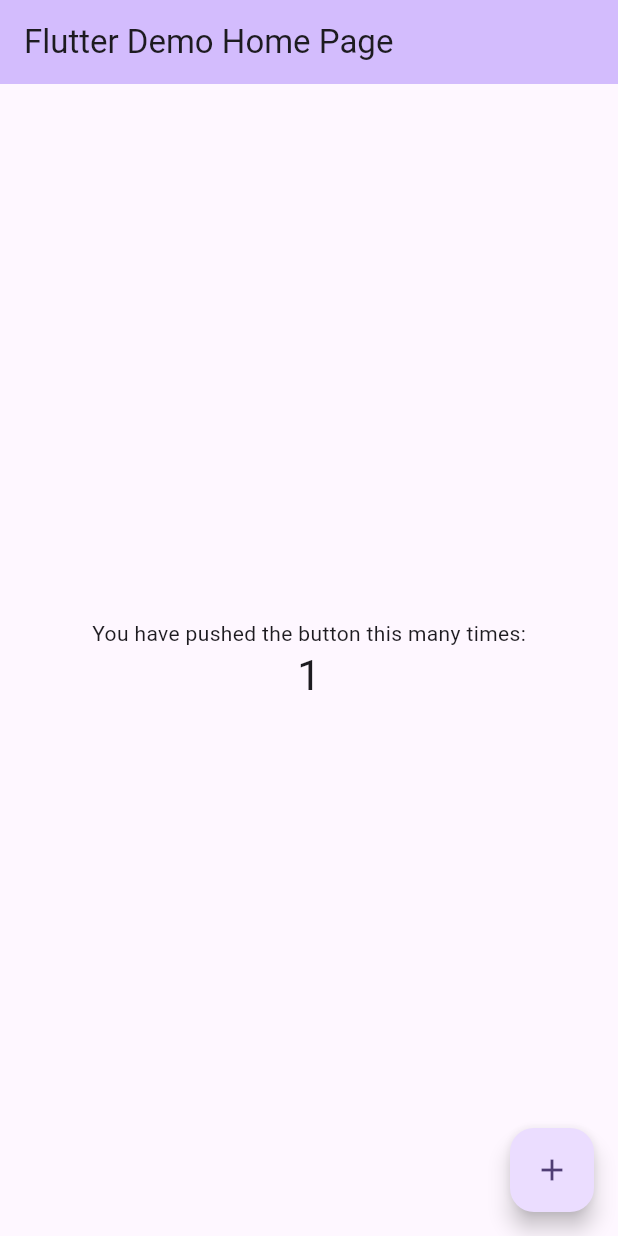
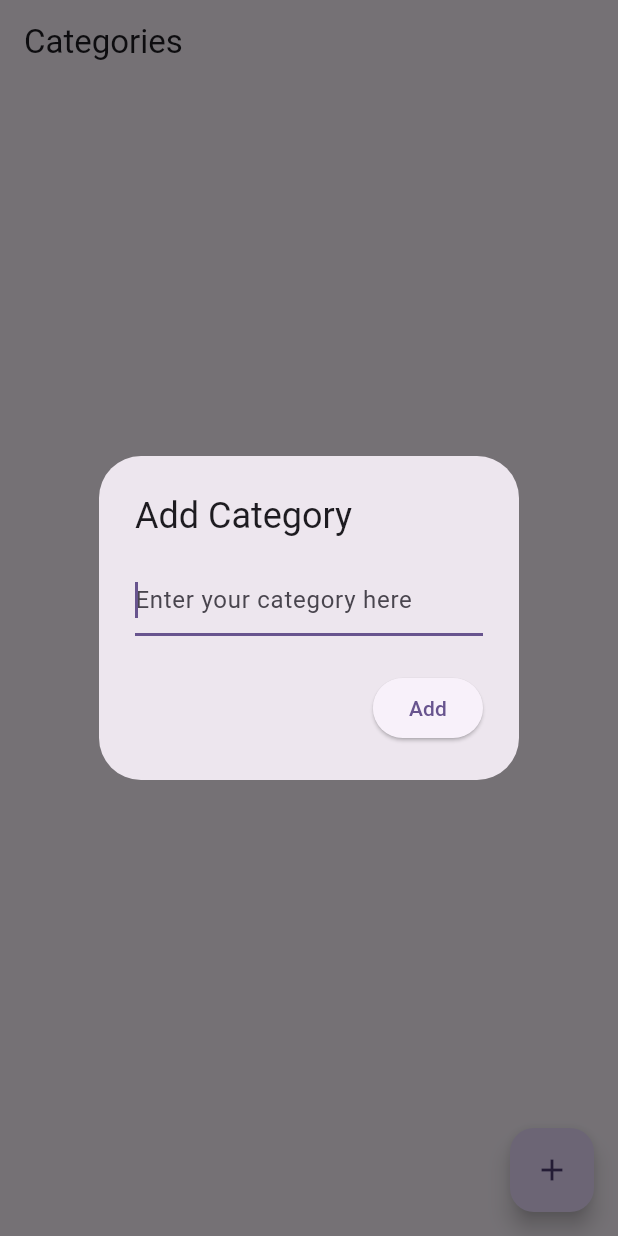
Before and after one commit to lyfesan/fp_ppb, a Flutter app: the screen it shows after launch, after a tap on the "add" icon, on a phone screen of 412 x 824 dp. Run offline on Flutter 3.47's test engine with Material 3 defaults, Android fonts, the phone set to English and light mode, and no system bars; our stand-ins replace cloud_firestore, firebase_core; accounts and stored records are empty.

Commit message:
add: Categories Field CRUD

```diff
--- a/lib/main.dart
+++ b/lib/main.dart
@@ -1,11 +1,11 @@
 import 'package:firebase_core/firebase_core.dart';
 import 'package:flutter/material.dart';
 import 'firebase_options.dart';
+import 'package:fp_ppb/views/screens/home_page.dart';
+
 void main() async {
   WidgetsFlutterBinding.ensureInitialized();
-  await Firebase.initializeApp(
-    options: DefaultFirebaseOptions.currentPlatform,
-  );
+  await Firebase.initializeApp(options: DefaultFirebaseOptions.currentPlatform);
   runApp(const MyApp());
 }
 
@@ -18,110 +18,9 @@ class MyApp extends StatelessWidget {
     return MaterialApp(
       title: 'Flutter Demo',
       theme: ThemeData(
-        // This is the theme of your application.
-        //
-        // TRY THIS: Try running your application with "flutter run". You'll see
-        // the application has a purple toolbar. Then, without quitting the app,
-        // try changing the seedColor in the colorScheme below to Colors.green
-        // and then invoke "hot reload" (save your changes or press the "hot
-        // reload" button in a Flutter-supported IDE, or press "r" if you used
-        // the command line to start the app).
-        //
-        // Notice that the counter didn't reset back to zero; the application
-        // state is not lost during the reload. To reset the state, use hot
-        // restart instead.
-        //
-        // This works for code too, not just values: Most code changes can be
-        // tested with just a hot reload.
         colorScheme: ColorScheme.fromSeed(seedColor: Colors.deepPurple),
       ),
-      home: const MyHomePage(title: 'Flutter Demo Home Page'),
+      home: const HomePage(),
     );
   }
 }
-
-class MyHomePage extends StatefulWidget {
-  const MyHomePage({super.key, required this.title});
-
-  // This widget is the home page of your application. It is stateful, meaning
-  // that it has a State object (defined below) that contains fields that affect
-  // how it looks.
-
-  // This class is the configuration for the state. It holds the values (in this
-  // case the title) provided by the parent (in this case the App widget) and
-  // used by the build method of the State. Fields in a Widget subclass are
-  // always marked "final".
-
-  final String title;
-
-  @override
-  State<MyHomePage> createState() => _MyHomePageState();
-}
-
-class _MyHomePageState extends State<MyHomePage> {
-  int _counter = 0;
-
-  void _incrementCounter() {
-    setState(() {
-      // This call to setState tells the Flutter framework that something has
-      // changed in this State, which causes it to rerun the build method below
-      // so that the display can reflect the updated values. If we changed
-      // _counter without calling setState(), then the build method would not be
-      // called again, and so nothing would appear to happen.
-      _counter++;
-    });
-  }
-
-  @override
-  Widget build(BuildContext context) {
-    // This method is rerun every time setState is called, for instance as done
-    // by the _incrementCounter method above.
-    //
-    // The Flutter framework has been optimized to make rerunning build methods
-    // fast, so that you can just rebuild anything that needs updating rather
-    // than having to individually change instances of widgets.
-    return Scaffold(
-      appBar: AppBar(
-        // TRY THIS: Try changing the color here to a specific color (to
-        // Colors.amber, perhaps?) and trigger a hot reload to see the AppBar
-        // change color while the other colors stay the same.
-        backgroundColor: Theme.of(context).colorScheme.inversePrimary,
-        // Here we take the value from the MyHomePage object that was created by
-        // the App.build method, and use it to set our appbar title.
-        title: Text(widget.title),
-      ),
-      body: Center(
-        // Center is a layout widget. It takes a single child and positions it
-        // in the middle of the parent.
-        child: Column(
-          // Column is also a layout widget. It takes a list of children and
-          // arranges them vertically. By default, it sizes itself to fit its
-          // children horizontally, and tries to be as tall as its parent.
-          //
-          // Column has various properties to control how it sizes itself and
-          // how it positions its children. Here we use mainAxisAlignment to
-          // center the children vertically; the main axis here is the vertical
-          // axis because Columns are vertical (the cross axis would be
-          // horizontal).
-          //
-          // TRY THIS: Invoke "debug painting" (choose the "Toggle Debug Paint"
-          // action in the IDE, or press "p" in the console), to see the
-          // wireframe for each widget.
-          mainAxisAlignment: MainAxisAlignment.center,
-          children: <Widget>[
-            const Text('You have pushed the button this many times:'),
-            Text(
-              '$_counter',
-              style: Theme.of(context).textTheme.headlineMedium,
-            ),
-          ],
-        ),
-      ),
-      floatingActionButton: FloatingActionButton(
-        onPressed: _incrementCounter,
-        tooltip: 'Increment',
-        child: const Icon(Icons.add),
-      ), // This trailing comma makes auto-formatting nicer for build methods.
-    );
-  }
-}
--- /dev/null
+++ b/lib/services/firestore.dart
@@ -0,0 +1,26 @@
+import 'package:cloud_firestore/cloud_firestore.dart';
+
+class FirestoreService {
+  final CollectionReference<Map<String, dynamic>> categories = FirebaseFirestore
+      .instance
+      .collection('Category');
+
+  Future<void> addCategory(String name) {
+    return categories.add({'name': name, 'timestamp': Timestamp.now()});
+  }
+
+  Stream<QuerySnapshot<Map<String, dynamic>>> getCategoriesStream() {
+    return categories.orderBy('timestamp', descending: true).snapshots();
+  }
+
+  Future<void> updateCategory(String docID, String newName) {
+    return categories.doc(docID).update({
+      'name': newName,
+      'timestamp': Timestamp.now(),
+    });
+  }
+
+  Future<void> deleteCategory(String docID) {
+    return categories.doc(docID).delete();
+  }
+}
--- /dev/null
+++ b/lib/views/screens/home_page.dart
@@ -0,0 +1,115 @@
+import 'package:cloud_firestore/cloud_firestore.dart';
+import 'package:fp_ppb/services/firestore.dart';
+import 'package:flutter/material.dart';
+
+class HomePage extends StatefulWidget {
+  const HomePage({super.key});
+
+  @override
+  State<HomePage> createState() => _HomePageState();
+}
+
+class _HomePageState extends State<HomePage> {
+  final FirestoreService firestoreService = FirestoreService();
+  final TextEditingController textController = TextEditingController();
+
+  void openCategoryBox({String? docID, String? existingText}) {
+    textController.text = existingText ?? '';
+
+    showDialog(
+      context: context,
+      builder:
+          (context) => AlertDialog(
+            title: Text(docID == null ? 'Add Category' : 'Update Category'),
+            content: Form(
+              child: TextFormField(
+                controller: textController,
+                autofocus: true,
+                decoration: InputDecoration(
+                  hintText: 'Enter your category here',
+                ),
+                validator: (value) {
+                  if (value == null || value.trim().isEmpty) {
+                    return 'Please enter some text';
+                  }
+                  return null;
+                },
+              ),
+            ),
+            actions: [
+              ElevatedButton(
+                onPressed: () {
+                  final text = textController.text.trim();
+                  Navigator.pop(context);
+
+                  if (docID == null) {
+                    firestoreService.addCategory(text);
+                  } else {
+                    firestoreService.updateCategory(docID, text);
+                  }
+                  textController.clear();
+                },
+                child: Text(docID == null ? 'Add' : 'Update'),
+              ),
+            ],
+          ),
+    ).then((_) {
+      // Reset jika user tap di luar dialog
+      textController.clear();
+    });
+  }
+
+  @override
+  Widget build(BuildContext context) {
+    return Scaffold(
+      appBar: AppBar(title: Text('Categories')),
+      floatingActionButton: FloatingActionButton(
+        child: Icon(Icons.add),
+        onPressed: () => openCategoryBox(),
+      ),
+      body: StreamBuilder<QuerySnapshot>(
+        stream: firestoreService.getCategoriesStream(),
+        builder: (context, snapshot) {
+          if (snapshot.hasData) {
+            final categoriesList = snapshot.data!.docs;
+
+            return ListView.builder(
+              itemCount: categoriesList.length,
+              itemBuilder: (context, index) {
+                final DocumentSnapshot document = categoriesList[index];
+                final String docID = document.id;
+                final data = document.data() as Map<String, dynamic>;
+                final String categoryText = data['name'] as String? ?? '';
+
+                return ListTile(
+                  title: Text(categoryText),
+                  trailing: Row(
+                    mainAxisSize: MainAxisSize.min,
+                    children: [
+                      IconButton(
+                        icon: Icon(Icons.edit),
+                        onPressed:
+                            () => openCategoryBox(
+                              docID: docID,
+                              existingText: categoryText,
+                            ),
+                      ),
+                      IconButton(
+                        icon: Icon(Icons.delete),
+                        onPressed: () => firestoreService.deleteCategory(docID),
+                      ),
+                    ],
+                  ),
+                );
+              },
+            );
+          } else if (snapshot.hasError) {
+            return Center(child: Text('Error: ${snapshot.error}'));
+          } else {
+            return Center(child: Text("No Categories..."));
+          }
+        },
+      ),
+    );
+  }
+}
--- a/pubspec.yaml
+++ b/pubspec.yaml
@@ -2,7 +2,7 @@ name: fp_ppb
 description: "A new Flutter project."
 # The following line prevents the package from being accidentally published to
 # pub.dev using `flutter pub publish`. This is preferred for private packages.
-publish_to: 'none' # Remove this line if you wish to publish to pub.dev
+publish_to: "none" # Remove this line if you wish to publish to pub.dev
 
 # The following defines the version and build number for your application.
 # A version number is three numbers separated by dots, like 1.2.43
@@ -56,7 +56,6 @@ dev_dependencies:
 
 # The following section is specific to Flutter packages.
 flutter:
-
   # The following line ensures that the Material Icons font is
   # included with your application, so that you can use the icons in
   # the material Icons class.
```
Also changed, not shown: pubspec.lock.
